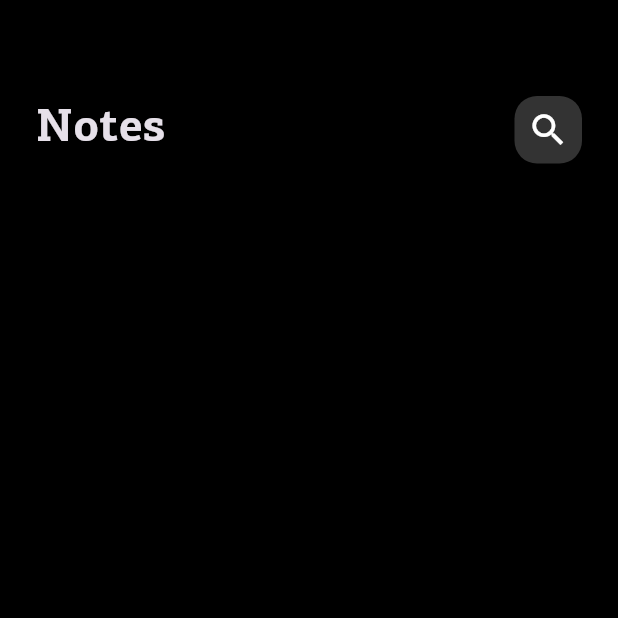
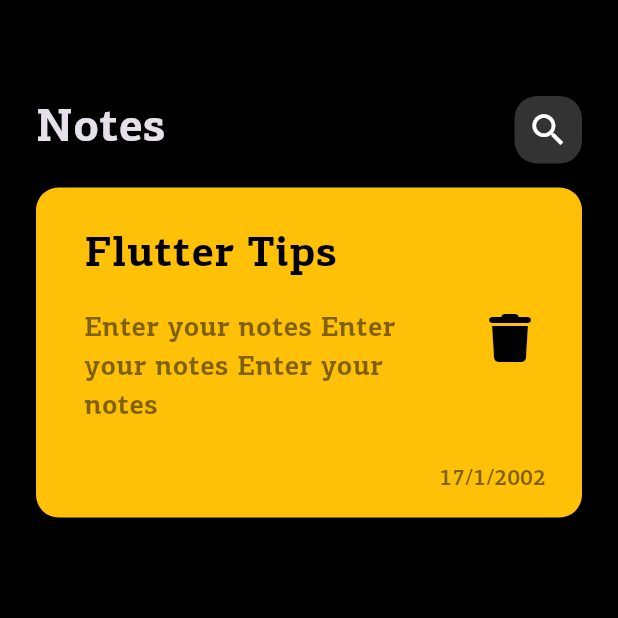
Before and after one commit to AhmedMaged1722/notes_app, a Flutter app: the screen it shows after launch, on a phone screen of 412 x 824 dp, the top half of it. Run offline on Flutter 3.47's test engine with Material 3 defaults, Android fonts, the phone set to English and light mode, and no system bars; our stand-ins replace font_awesome_flutter.

Commit message:
Custom Note Item

```diff
--- a/lib/Views/notes_view.dart
+++ b/lib/Views/notes_view.dart
@@ -1,6 +1,5 @@
 import 'package:flutter/material.dart';
 import 'package:notes_app/Views/widgets/notes_view_body.dart';
-import 'package:notes_app/constans/color.dart';
 
 class NotesView extends StatelessWidget {
   const NotesView({super.key});
--- a/lib/Views/widgets/custom_app_bar.dart
+++ b/lib/Views/widgets/custom_app_bar.dart
@@ -7,14 +7,13 @@ class CustomAppBar extends StatelessWidget {
   @override
   Widget build(BuildContext context) {
     return const Padding(
-      padding: EdgeInsets.all(16),
+      padding: EdgeInsets.only(bottom: 16),
       child: Row(
         mainAxisAlignment: MainAxisAlignment.spaceBetween,
         children: [
           Text(
             'Notes',
             style: TextStyle(
-              fontFamily: 'PFA',
               fontSize: 30,
             ),
           ),
--- /dev/null
+++ b/lib/Views/widgets/note_item.dart
@@ -0,0 +1,59 @@
+import 'package:flutter/material.dart';
+import 'package:font_awesome_flutter/font_awesome_flutter.dart';
+import 'package:notes_app/constans/color.dart';
+
+class NoteItem extends StatelessWidget {
+  const NoteItem({super.key});
+
+  @override
+  Widget build(BuildContext context) {
+    return Container(
+      padding: const EdgeInsets.only(top: 16, bottom: 16, left: 16),
+      decoration: BoxDecoration(
+        color: Colors.amber,
+        borderRadius: BorderRadius.circular(15),
+      ),
+      child: Column(
+        crossAxisAlignment: CrossAxisAlignment.end,
+        children: [
+          ListTile(
+            textColor: kBlack,
+            iconColor: kBlack,
+            title: const Text(
+              'Flutter Tips',
+              style: TextStyle(
+                fontSize: 28,
+              ),
+            ),
+            subtitle: Padding(
+              padding: const EdgeInsets.symmetric(vertical: 16),
+              child: Text(
+                'Enter your notes Enter your notes Enter your notes',
+                style: TextStyle(
+                  color: Colors.black.withOpacity(0.5),
+                  fontSize: 18,
+                ),
+              ),
+            ),
+            trailing: IconButton(
+              onPressed: () {},
+              icon: const FaIcon(
+                FontAwesomeIcons.trash,
+                size: 32,
+              ),
+            ),
+          ),
+          Padding(
+            padding: const EdgeInsets.only(right: 24),
+            child: Text(
+              '17/1/2002',
+              style: TextStyle(
+                color: Colors.black.withOpacity(0.5),
+              ),
+            ),
+          )
+        ],
+      ),
+    );
+  }
+}
--- a/lib/Views/widgets/notes_view_body.dart
+++ b/lib/Views/widgets/notes_view_body.dart
@@ -1,5 +1,7 @@
 import 'package:flutter/material.dart';
 import 'package:notes_app/Views/widgets/custom_app_bar.dart';
+
+import 'note_item.dart';
 
 class NotesViewBody extends StatelessWidget {
   const NotesViewBody({super.key});
@@ -7,13 +9,14 @@ class NotesViewBody extends StatelessWidget {
   @override
   Widget build(BuildContext context) {
     return const Padding(
-      padding: EdgeInsets.all(8.0),
+      padding: EdgeInsets.all(24),
       child: Column(
         children: [
           SizedBox(
             height: 40,
           ),
           CustomAppBar(),
+          NoteItem(),
         ],
       ),
     );
--- a/lib/main.dart
+++ b/lib/main.dart
@@ -15,6 +15,7 @@ class MyApp extends StatelessWidget {
     return MaterialApp(
       debugShowCheckedModeBanner: false,
       theme: ThemeData(
+        fontFamily: 'PFA',
         brightness: Brightness.dark,
         scaffoldBackgroundColor: kBlack,
       ),
```
Also changed, not shown: pubspec.yaml (+4 -12 lines), pubspec.lock.
